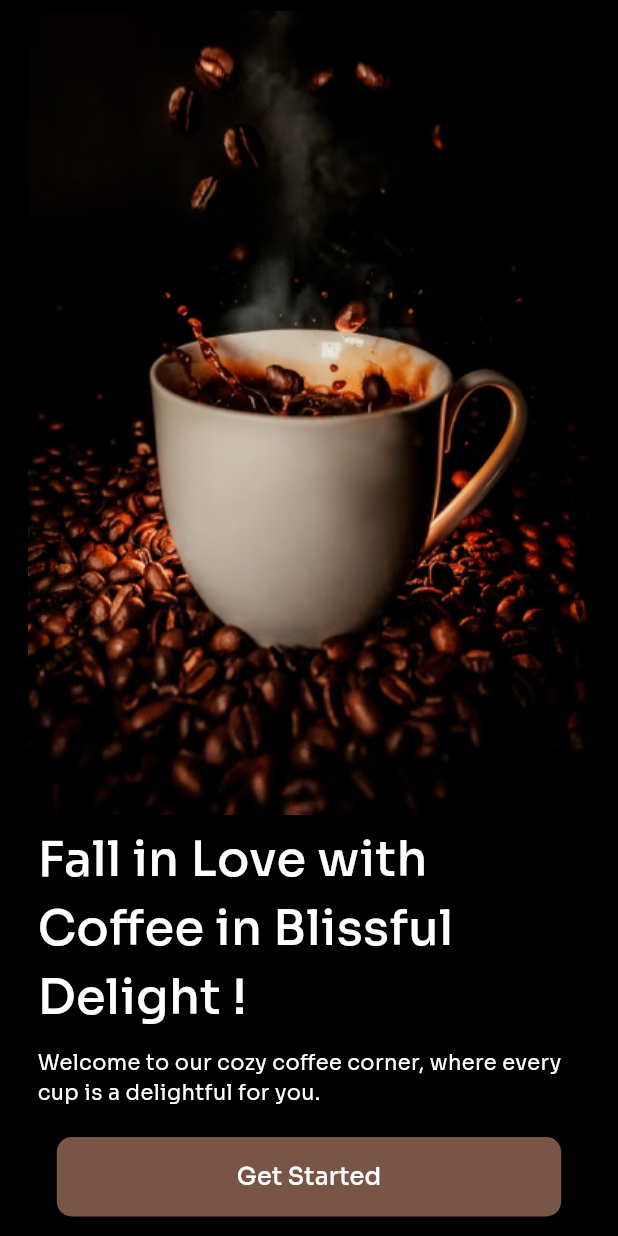
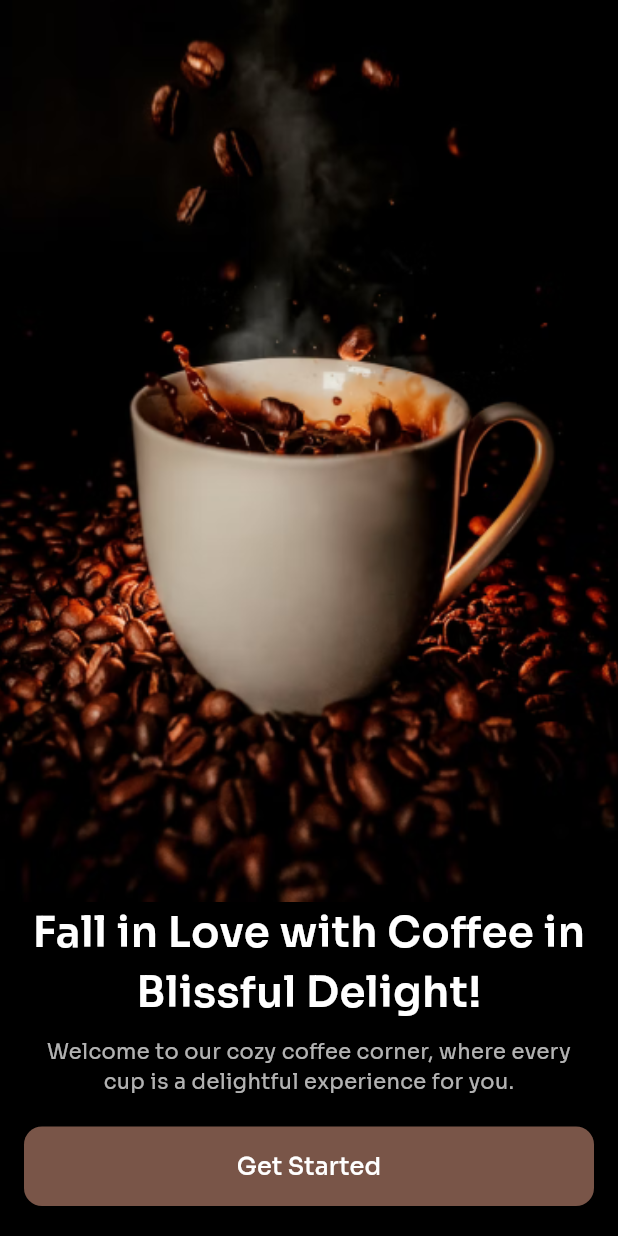
Before and after one commit to Zammil00/ui_coffee_shop, a Flutter app: the screen it shows after launch, on a phone screen of 412 x 824 dp. Run offline on Flutter 3.47's test engine with Material 3 defaults, Android fonts, the phone set to English and light mode, and no system bars; our stand-ins replace google_fonts.

Commit message:
Update Widget Structur

```diff
--- a/lib/pages/splash_page.dart
+++ b/lib/pages/splash_page.dart
@@ -8,66 +8,59 @@ class SplashPage extends StatelessWidget {
   @override
   Widget build(BuildContext context) {
     return MaterialApp(
+      debugShowCheckedModeBanner: false,
       home: Scaffold(
         backgroundColor: Colors.black,
-        body: Center(
+        body: SafeArea(
           child: Column(
+            crossAxisAlignment: CrossAxisAlignment.stretch,
             children: [
-              Image.asset(
+              Expanded(
+                child: Image.asset(
                   "assets/images/Onboarding.png",
-                width: 550,
-                height: 550,
+                  fit: BoxFit.cover,
+                  width: double.infinity,
+                ),
               ),
               Padding(
-                padding: const EdgeInsets.symmetric(
-                  horizontal: 25,
-                ),
-                child: Text(
-                  "Fall in Love with Coffee in Blissful Delight !",
+                padding: const EdgeInsets.symmetric(horizontal: 16.0),
+                child: Column(
+                  crossAxisAlignment: CrossAxisAlignment.center,
+                  children: [
+                    Text(
+                      "Fall in Love with Coffee in Blissful Delight!",
+                      textAlign: TextAlign.center,
                       style: GoogleFonts.sora(
                         color: Colors.white,
-                    fontSize: 32,
-                    fontWeight: FontWeight.w500,
+                        fontSize: 28,
+                        fontWeight: FontWeight.w600,
                       ),
                     ),
-              ),
-              SizedBox(
-                height: 10,
-              ),
-              Padding(
-                padding: const EdgeInsets.symmetric(horizontal: 25),
-                child: Text(
-                  "Welcome to our cozy coffee corner, where every cup is a delightful for you.",
+                    const SizedBox(height: 10),
+                    Text(
+                      "Welcome to our cozy coffee corner, where every cup is a delightful experience for you.",
+                      textAlign: TextAlign.center,
                       style: GoogleFonts.sora(
-                    color: Colors.white,
+                        color: Colors.white70,
                         fontSize: 14,
                       ),
                     ),
-              ),
+                    const SizedBox(height: 20),
                     SizedBox(
-                height: 20,
-              ),
-              ElevatedButton(
-                style: ButtonStyle(
-                    backgroundColor: WidgetStatePropertyAll(Colors.brown),
-                    padding: WidgetStatePropertyAll(
-                      EdgeInsets.symmetric(
-                        horizontal: 120,
-                        vertical: 15,
+                      width: double.infinity,
+                      child: ElevatedButton(
+                        style: ElevatedButton.styleFrom(
+                          backgroundColor: Colors.brown,
+                          padding: const EdgeInsets.symmetric(vertical: 15),
+                          shape: RoundedRectangleBorder(
+                            borderRadius: BorderRadius.circular(12),
                           ),
                         ),
-                    shape: WidgetStatePropertyAll(
-                      RoundedRectangleBorder(
-                        borderRadius: BorderRadius.circular(
-                          10,
-                        ),
-                      ),
-                    )),
                         onPressed: () {
                           Navigator.push(
                             context,
                             MaterialPageRoute(
-                      builder: (context) => HomePage(),
+                              builder: (context) => const HomePage(),
                             ),
                           );
                         },
@@ -80,6 +73,11 @@ class SplashPage extends StatelessWidget {
                           ),
                         ),
                       ),
+                    ),
+                    const SizedBox(height: 20),
+                  ],
+                ),
+              ),
             ],
           ),
         ),
```
Also changed, not shown: lib/pages/home_page.dart (+104 -129 lines), lib/widget/category_item_widget.dart (deleted, +0 -22 lines), lib/widget/home/widget_category_item.dart (added, +14 -0 lines), lib/widget/home/widget_buttom_navigation_bar.dart (added), lib/widget/home/widget_category_filter.dart (added), lib/widget/home/widget_coffee_card.dart (added), lib/widget/home/widget_icon_button.dart (added), lib/widget/home/widget_promo_banner.dart (added), lib/widget/home/widget_search_bar.dart (added). Lines whose indentation alone changed are shown as unchanged.
